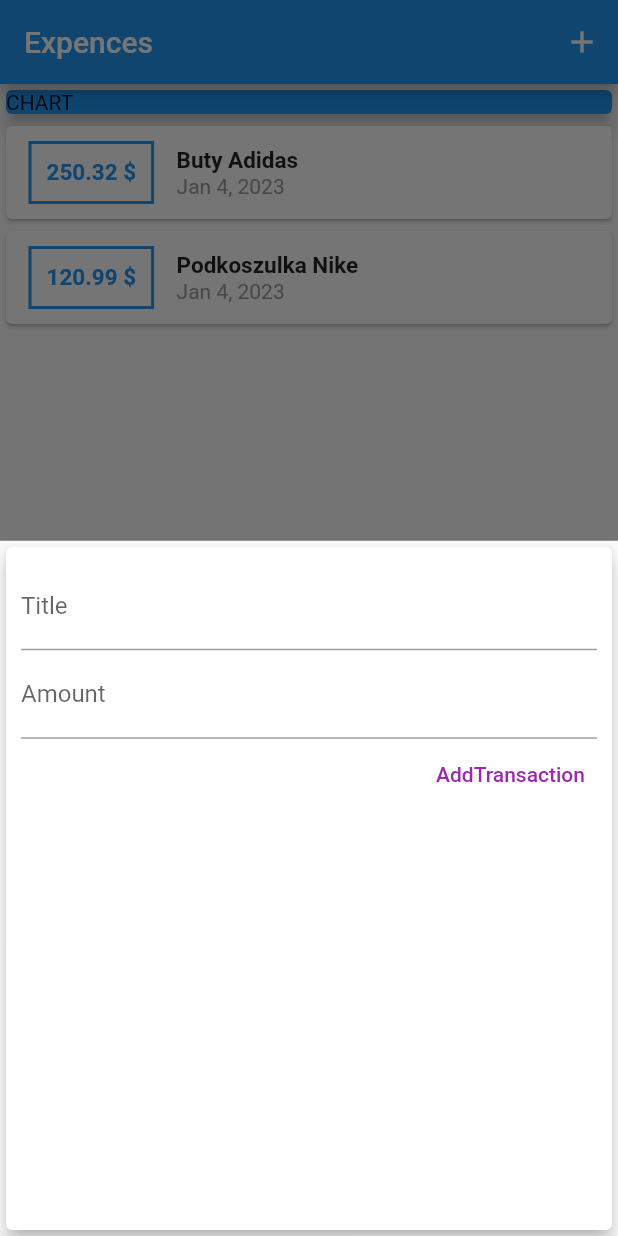
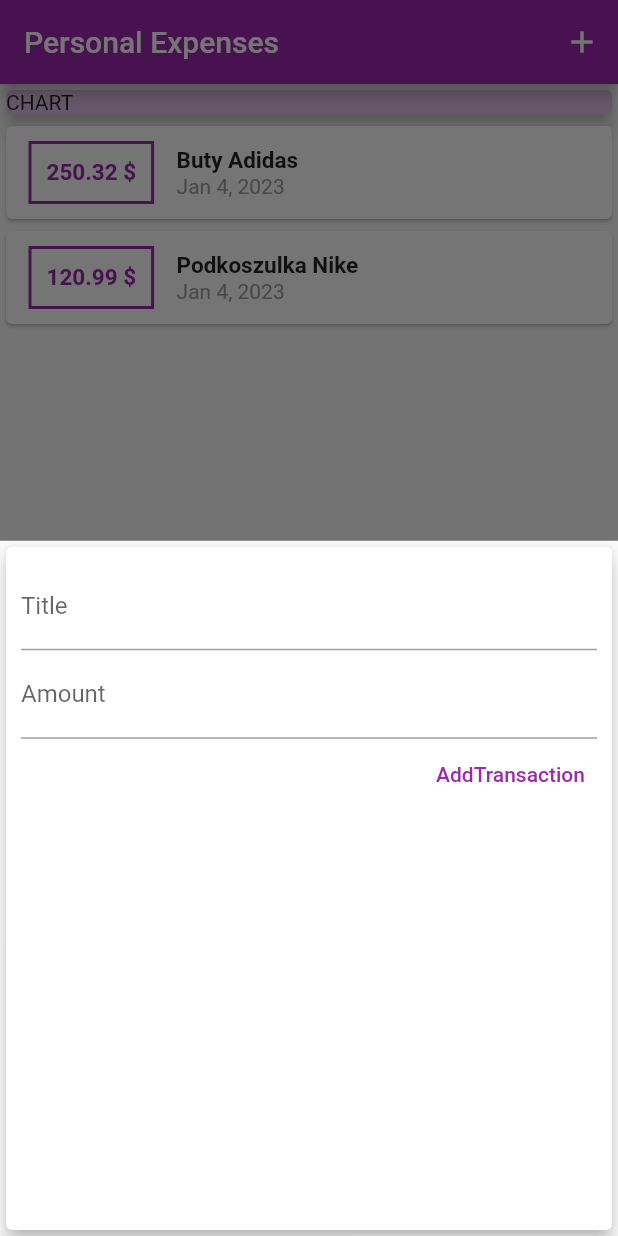
Before and after one commit to AdamSzambur/expenses_app, a Flutter app: the screen it shows after launch, after a tap on the "add" icon, on a phone screen of 412 x 824 dp. Run offline on Flutter 3.47's test engine with Material 2 defaults, Android fonts, the phone set to English and light mode, and no system bars.

Commit message:
add simple color theme

```diff
--- a/lib/main.dart
+++ b/lib/main.dart
@@ -9,7 +9,11 @@ class MyApp extends StatelessWidget {
   @override
   Widget build(BuildContext context) {
     return MaterialApp(
-      title: 'Expenses Application',
+      title: 'Personal Expenses',
+      theme: ThemeData(
+        primarySwatch: Colors.purple,
+        accentColor: Colors.amber,
+      ),
       home: MyHomePage(),
     );
   }
@@ -42,7 +46,13 @@ class _MyHomePageState extends State<MyHomePage> {
     showModalBottomSheet(
         context: ctx,
         builder: (_) {
-          return NewTransaction(_addNewTransaction);
+          return GestureDetector(
+            onTap:
+                () {}, //bez tego zakladka bedzie sie zamykac w momecie klikniecia na nia
+            child: NewTransaction(_addNewTransaction),
+            behavior: HitTestBehavior
+                .opaque, //a tutaj bedzie sie zamykac po nacisnieciu poza nia
+          );
         });
   }
 
@@ -63,7 +73,7 @@ class _MyHomePageState extends State<MyHomePage> {
   Widget build(BuildContext context) {
     return Scaffold(
       appBar: AppBar(
-        title: Text('Expences'),
+        title: Text('Personal Expenses'),
         actions: [
           IconButton(
             icon: Icon(Icons.add),
@@ -79,7 +89,7 @@ class _MyHomePageState extends State<MyHomePage> {
         children: [
           Container(
             child: Card(
-              color: Colors.blue,
+              color: Theme.of(context).primaryColorLight,
               child: Text('CHART'),
               elevation: 5,
             ),
--- a/lib/widgets/new_transaction.dart
+++ b/lib/widgets/new_transaction.dart
@@ -1,22 +1,30 @@
 import 'package:flutter/material.dart';
 
-class NewTransaction extends StatelessWidget {
-  final titleController = TextEditingController();
-  final amountController = TextEditingController();
-
+class NewTransaction extends StatefulWidget {
   final Function addTx;
 
   NewTransaction(this.addTx);
+
+  @override
+  State<NewTransaction> createState() => _NewTransactionState();
+}
+
+class _NewTransactionState extends State<NewTransaction> {
+  final titleController = TextEditingController();
+
+  final amountController = TextEditingController();
 
   void submittData() {
     final enteredTitle = titleController.text;
     final enteredAmount = double.parse(amountController.text);
 
     if (enteredTitle.isNotEmpty && enteredAmount > 0) {
-      addTx(
+      widget.addTx(
         titleController.text,
         double.parse(amountController.text),
       );
+
+      Navigator.of(context).pop(); // zamykamy karte z nowa transakcja
     }
   }
 
```
